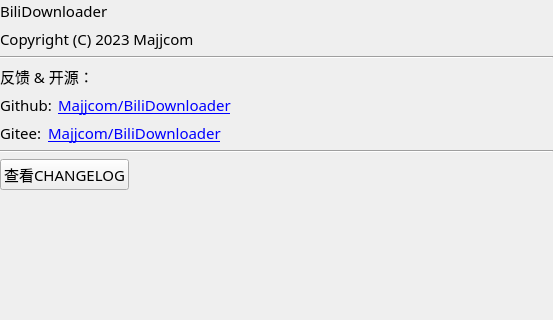
Above: src/ui_aboutwidget.ui from Majjcom/BiliDownloader before the change; both pictures show x 0 to 553 and y 0 to 320 of the 553 by 498 pixel window. Below: the same form after it.
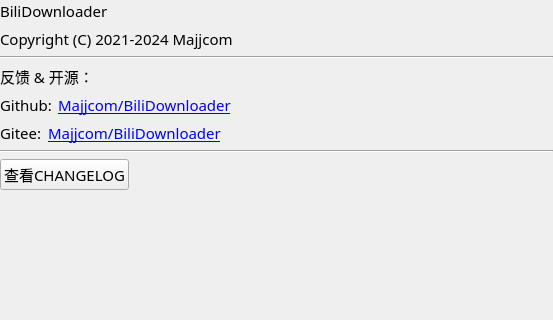
That is the form after the change.

```diff
--- a/src/ui_aboutwidget.ui
+++ b/src/ui_aboutwidget.ui
@@ -59,7 +59,7 @@
    <item>
     <widget class="QLabel" name="label_2">
      <property name="text">
-      <string>Copyright (C) 2023 Majjcom</string>
+      <string>Copyright (C) 2021-2024 Majjcom</string>
      </property>
     </widget>
    </item>
```
